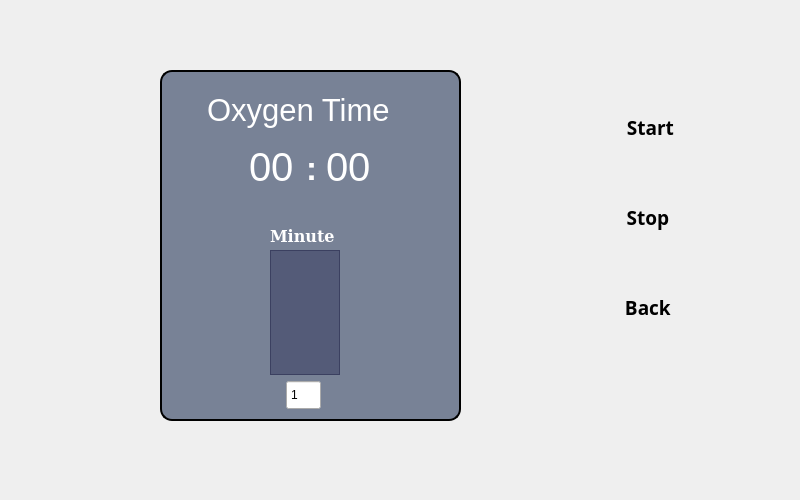
Old version of the form formOxygen.ui in the repository mohsencyber/gardinaUI.
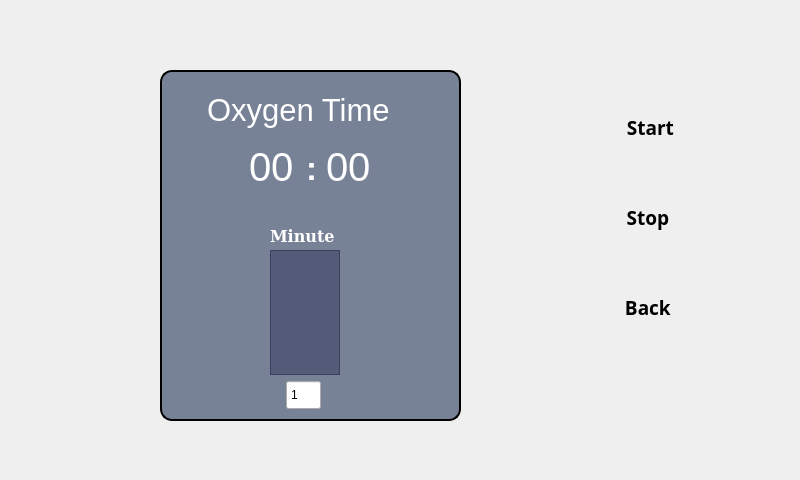
New version of the form. Icons and pictures are not drawn.

Patch:
```diff
--- a/formOxygen.ui
+++ b/formOxygen.ui
@@ -7,7 +7,7 @@
     <x>0</x>
     <y>0</y>
     <width>800</width>
-    <height>500</height>
+    <height>480</height>
    </rect>
   </property>
   <property name="windowTitle">
```
